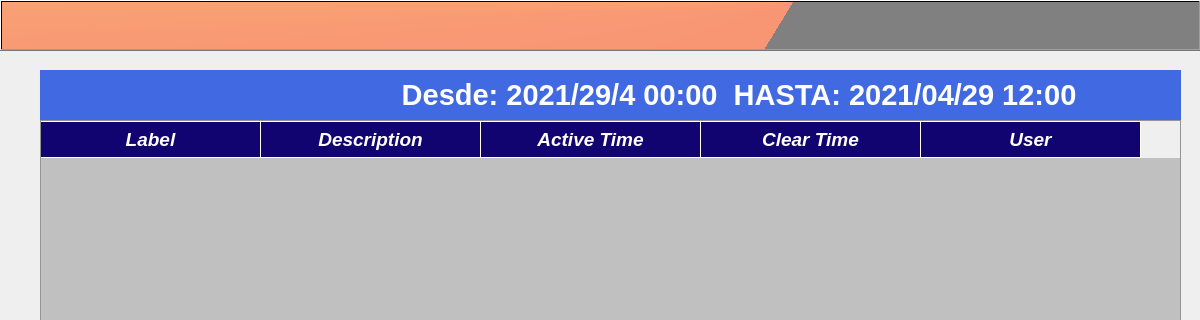
This is mainwindow.ui in ATG-cmd/ATG-VA as Qt 5 draws it before an edit; both pictures show x 0 to 1200 and y 0 to 320 of the 1200 by 600 pixel window. The edited form follows.
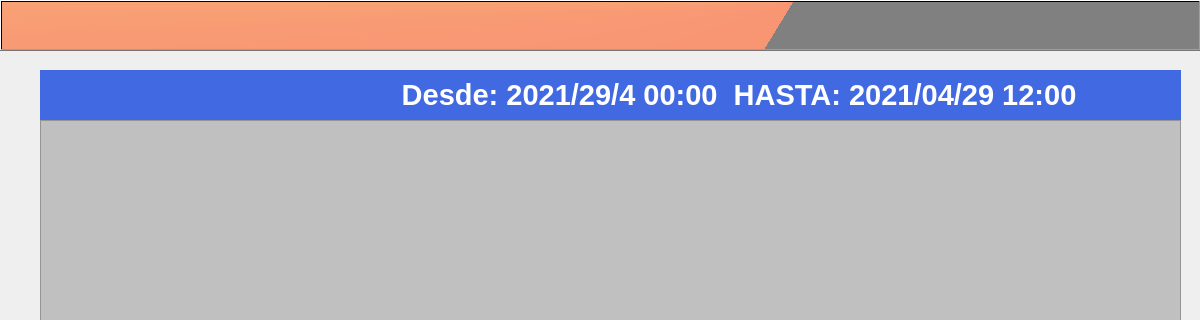
This is the edited form. The open tabs and pages were chosen to show the change. Icons and pictures are not drawn.

Commit message: ya agrege los label de alarmas y sus codigos

```diff
--- a/mainwindow.ui
+++ b/mainwindow.ui
@@ -5009,6 +5009,9 @@
       <property name="rowCount">
        <number>0</number>
       </property>
+      <attribute name="horizontalHeaderVisible">
+       <bool>false</bool>
+      </attribute>
       <attribute name="horizontalHeaderCascadingSectionResizes">
        <bool>false</bool>
       </attribute>
@@ -5021,6 +5024,9 @@
       <attribute name="horizontalHeaderStretchLastSection">
        <bool>false</bool>
       </attribute>
+      <attribute name="verticalHeaderVisible">
+       <bool>false</bool>
+      </attribute>
       <column>
        <property name="text">
         <string>Label</string>
```
Left out of the diff: 5 changed lines with no effect on the pictures. The commit also changes 2 other files.
